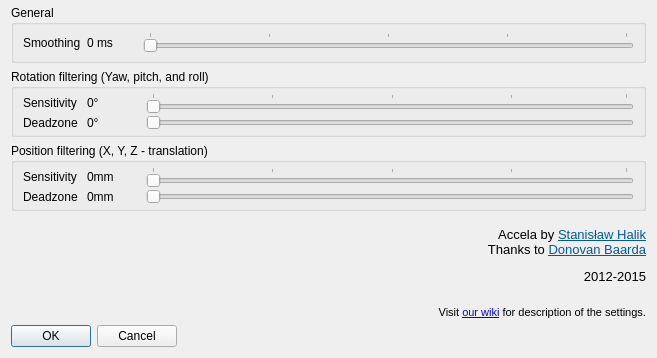
Qt form filter-accela/ftnoir_accela_filtercontrols.ui (opentrack/opentrack) before a commit.
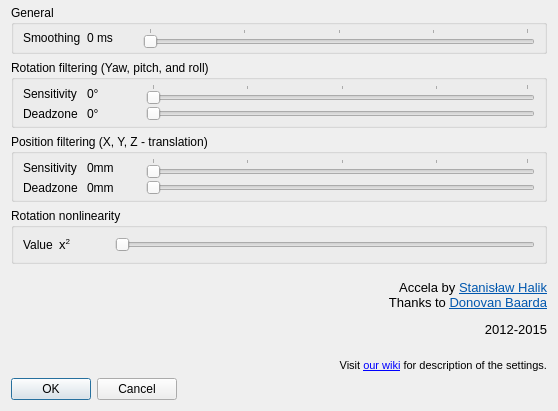
The same form after that commit. Icons and pictures are not drawn.

Commit message:
filter/accela: add rotation nonlinearity switch
This only applies to very beginning of gain spline.

What changed in the file:
```diff
--- a/filter-accela/ftnoir_accela_filtercontrols.ui
+++ b/filter-accela/ftnoir_accela_filtercontrols.ui
@@ -9,8 +9,8 @@
    <rect>
     <x>0</x>
     <y>0</y>
-    <width>657</width>
-    <height>358</height>
+    <width>558</width>
+    <height>411</height>
    </rect>
   </property>
   <property name="windowTitle">
@@ -24,6 +24,64 @@
    <property name="topMargin">
     <number>5</number>
    </property>
+   <item row="4" column="0">
+    <widget class="QLabel" name="label_9">
+     <property name="sizePolicy">
+      <sizepolicy hsizetype="Minimum" vsizetype="Maximum">
+       <horstretch>0</horstretch>
+       <verstretch>0</verstretch>
+      </sizepolicy>
+     </property>
+     <property name="font">
+      <font>
+       <pointsize>7</pointsize>
+      </font>
+     </property>
+     <property name="frameShape">
+      <enum>QFrame::NoFrame</enum>
+     </property>
+     <property name="text">
+      <string>&lt;html&gt;&lt;head/&gt;&lt;body&gt;&lt;p align=&quot;right&quot;&gt;&lt;br/&gt;&lt;span style=&quot; font-size:10pt;&quot;&gt;Accela by &lt;/span&gt;&lt;a href=&quot;https://github.com/sthalik&quot;&gt;&lt;span style=&quot; font-size:10pt; text-decoration: underline; color:#0057ae;&quot;&gt;Stanisław Halik&lt;/span&gt;&lt;/a&gt;&lt;span style=&quot; font-size:10pt;&quot;&gt;&lt;br/&gt;Thanks to &lt;/span&gt;&lt;a href=&quot;https://github.com/dbaarda&quot;&gt;&lt;span style=&quot; font-size:10pt; text-decoration: underline; color:#0057ae;&quot;&gt;Donovan Baarda&lt;/span&gt;&lt;/a&gt;&lt;/p&gt;&lt;p align=&quot;right&quot;&gt;&lt;span style=&quot; font-size:10pt;&quot;&gt;2012-2015&lt;/span&gt;&lt;/p&gt;&lt;p align=&quot;right&quot;&gt;&lt;br/&gt;&lt;span style=&quot; font-size:8pt;&quot;&gt;Visit &lt;/span&gt;&lt;a href=&quot;https://github.com/opentrack/opentrack/wiki/Accela-in-opentrack-2.3&quot;&gt;&lt;span style=&quot; font-size:8pt; text-decoration: underline; color:#0000ff;&quot;&gt;our wiki&lt;/span&gt;&lt;/a&gt;&lt;span style=&quot; font-size:8pt;&quot;&gt; for description of the settings.&lt;/span&gt;&lt;/p&gt;&lt;/body&gt;&lt;/html&gt;</string>
+     </property>
+     <property name="textFormat">
+      <enum>Qt::RichText</enum>
+     </property>
+     <property name="scaledContents">
+      <bool>false</bool>
+     </property>
+     <property name="alignment">
+      <set>Qt::AlignRight|Qt::AlignTrailing|Qt::AlignVCenter</set>
+     </property>
+     <property name="wordWrap">
+      <bool>true</bool>
+     </property>
+     <property name="margin">
+      <number>0</number>
+     </property>
+     <property name="indent">
+      <number>0</number>
+     </property>
+     <property name="openExternalLinks">
+      <bool>true</bool>
+     </property>
+     <property name="textInteractionFlags">
+      <set>Qt::LinksAccessibleByKeyboard|Qt::LinksAccessibleByMouse|Qt::TextBrowserInteraction|Qt::TextSelectableByKeyboard|Qt::TextSelectableByMouse</set>
+     </property>
+    </widget>
+   </item>
+   <item row="5" column="0">
+    <widget class="QDialogButtonBox" name="buttonBox">
+     <property name="sizePolicy">
+      <sizepolicy hsizetype="Maximum" vsizetype="Maximum">
+       <horstretch>0</horstretch>
+       <verstretch>0</verstretch>
+      </sizepolicy>
+     </property>
+     <property name="standardButtons">
+      <set>QDialogButtonBox::Cancel|QDialogButtonBox::Ok</set>
+     </property>
+    </widget>
+   </item>
    <item row="0" column="0">
     <widget class="QGroupBox" name="groupBox66">
      <property name="title">
@@ -280,61 +338,47 @@
     </widget>
    </item>
    <item row="3" column="0">
-    <widget class="QLabel" name="label_9">
-     <property name="sizePolicy">
-      <sizepolicy hsizetype="Minimum" vsizetype="Maximum">
-       <horstretch>0</horstretch>
-       <verstretch>0</verstretch>
-      </sizepolicy>
+    <widget class="QGroupBox" name="groupBox">
+     <property name="title">
+      <string>Rotation nonlinearity</string>
      </property>
-     <property name="font">
-      <font>
-       <pointsize>7</pointsize>
-      </font>
-     </property>
-     <property name="frameShape">
-      <enum>QFrame::NoFrame</enum>
-     </property>
-     <property name="text">
-      <string>&lt;html&gt;&lt;head/&gt;&lt;body&gt;&lt;p align=&quot;right&quot;&gt;&lt;br/&gt;&lt;span style=&quot; font-size:10pt;&quot;&gt;Accela by &lt;/span&gt;&lt;a href=&quot;https://github.com/sthalik&quot;&gt;&lt;span style=&quot; font-size:10pt; text-decoration: underline; color:#0057ae;&quot;&gt;Stanisław Halik&lt;/span&gt;&lt;/a&gt;&lt;span style=&quot; font-size:10pt;&quot;&gt;&lt;br/&gt;Thanks to &lt;/span&gt;&lt;a href=&quot;https://github.com/dbaarda&quot;&gt;&lt;span style=&quot; font-size:10pt; text-decoration: underline; color:#0057ae;&quot;&gt;Donovan Baarda&lt;/span&gt;&lt;/a&gt;&lt;/p&gt;&lt;p align=&quot;right&quot;&gt;&lt;span style=&quot; font-size:10pt;&quot;&gt;2012-2015&lt;/span&gt;&lt;/p&gt;&lt;p align=&quot;right&quot;&gt;&lt;br/&gt;&lt;span style=&quot; font-size:8pt;&quot;&gt;Visit &lt;/span&gt;&lt;a href=&quot;https://github.com/opentrack/opentrack/wiki/Accela-in-opentrack-2.3&quot;&gt;&lt;span style=&quot; font-size:8pt; text-decoration: underline; color:#0000ff;&quot;&gt;our wiki&lt;/span&gt;&lt;/a&gt;&lt;span style=&quot; font-size:8pt;&quot;&gt; for description of the settings.&lt;/span&gt;&lt;/p&gt;&lt;/body&gt;&lt;/html&gt;</string>
-     </property>
-     <property name="textFormat">
-      <enum>Qt::RichText</enum>
-     </property>
-     <property name="scaledContents">
-      <bool>false</bool>
-     </property>
-     <property name="alignment">
-      <set>Qt::AlignRight|Qt::AlignTrailing|Qt::AlignVCenter</set>
-     </property>
-     <property name="wordWrap">
-      <bool>true</bool>
-     </property>
-     <property name="margin">
-      <number>0</number>
-     </property>
-     <property name="indent">
-      <number>0</number>
-     </property>
-     <property name="openExternalLinks">
-      <bool>true</bool>
-     </property>
-     <property name="textInteractionFlags">
-      <set>Qt::LinksAccessibleByKeyboard|Qt::LinksAccessibleByMouse|Qt::TextBrowserInteraction|Qt::TextSelectableByKeyboard|Qt::TextSelectableByMouse</set>
-     </property>
-    </widget>
-   </item>
-   <item row="4" column="0">
-    <widget class="QDialogButtonBox" name="buttonBox">
-     <property name="sizePolicy">
-      <sizepolicy hsizetype="Maximum" vsizetype="Maximum">
-       <horstretch>0</horstretch>
-       <verstretch>0</verstretch>
-      </sizepolicy>
-     </property>
-     <property name="standardButtons">
-      <set>QDialogButtonBox::Cancel|QDialogButtonBox::Ok</set>
-     </property>
+     <layout class="QGridLayout" name="gridLayout_4">
+      <item row="0" column="2">
+       <widget class="QSlider" name="rot_nl_slider">
+        <property name="maximum">
+         <number>134</number>
+        </property>
+        <property name="orientation">
+         <enum>Qt::Horizontal</enum>
+        </property>
+       </widget>
+      </item>
+      <item row="0" column="1">
+       <widget class="QLabel" name="rot_nl">
+        <property name="minimumSize">
+         <size>
+          <width>50</width>
+          <height>0</height>
+         </size>
+        </property>
+        <property name="font">
+         <font>
+          <pointsize>10</pointsize>
+         </font>
+        </property>
+        <property name="text">
+         <string>&lt;html&gt;&lt;head/&gt;&lt;body&gt;&lt;p&gt;x&lt;span style=&quot; vertical-align:super;&quot;&gt;2&lt;/span&gt;&lt;/p&gt;&lt;/body&gt;&lt;/html&gt;</string>
+        </property>
+       </widget>
+      </item>
+      <item row="0" column="0">
+       <widget class="QLabel" name="label_3">
+        <property name="text">
+         <string>Value</string>
+        </property>
+       </widget>
+      </item>
+     </layout>
     </widget>
    </item>
   </layout>
```
The commit also changes 3 other files.
